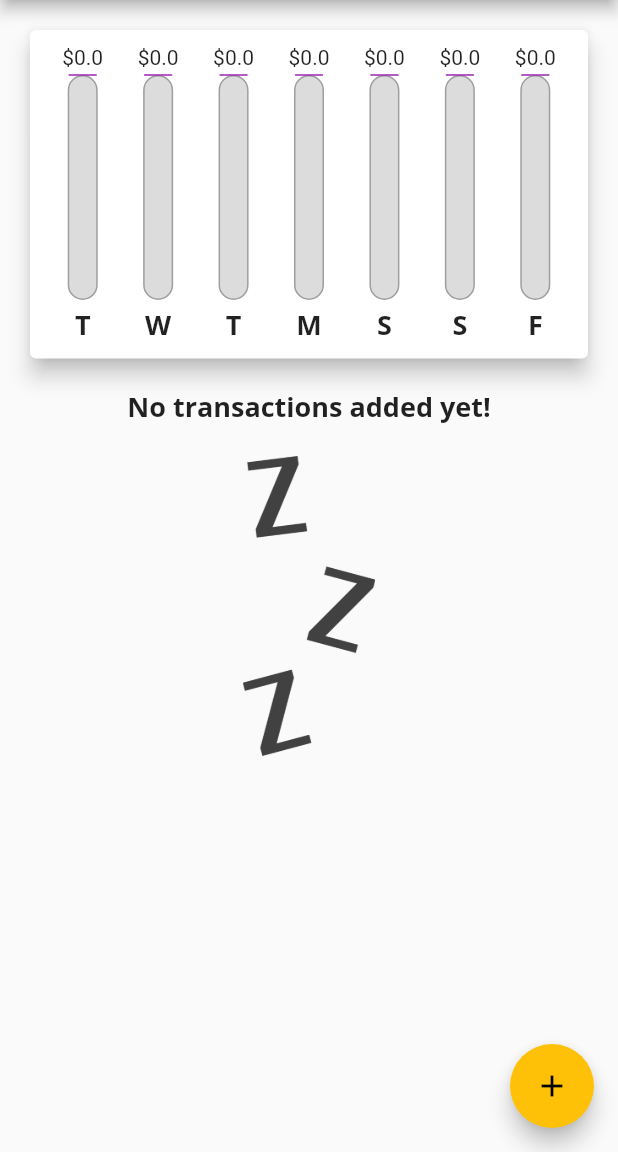
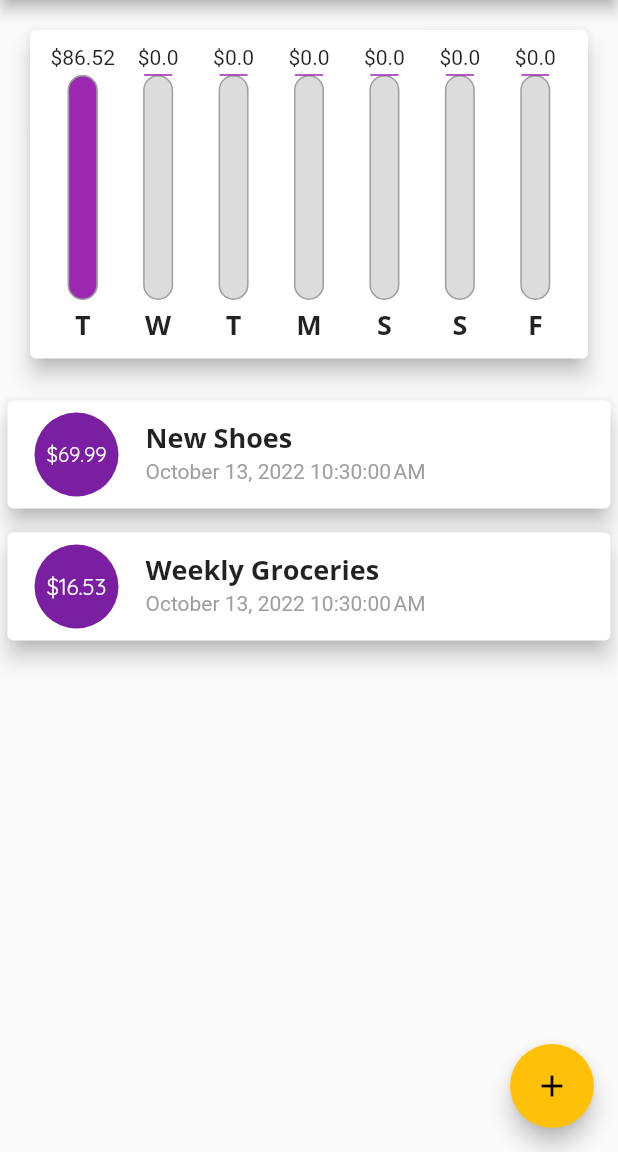
Before and after one commit to Olakunlesalami/personal-expense-tracker, a Flutter app: the screen it shows after launch, on a phone screen of 412 x 824 dp, the part 84-1236 px from its top. Run offline on Flutter 3.47's test engine with Material 2 defaults, Android fonts, the phone set to English and light mode, and no system bars.

Commit message:
replace custom design with list tile in transactions

```diff
--- a/tutorials/expense_tracker/lib/main.dart
+++ b/tutorials/expense_tracker/lib/main.dart
@@ -43,13 +43,13 @@ class MyHomePage extends StatefulWidget {
 
 class _MyHomePageState extends State<MyHomePage> {
   final List<Transaction> _transactions = [
-    // Transaction(
-    //     id: 't1', title: 'New Shoes', amount: 69.99, date: DateTime.now()),
-    // Transaction(
-    //     id: 't2',
-    //     title: 'Weekly Groceries',
-    //     amount: 16.53,
-    //     date: DateTime.now())
+    Transaction(
+        id: 't1', title: 'New Shoes', amount: 69.99, date: DateTime.now()),
+    Transaction(
+        id: 't2',
+        title: 'Weekly Groceries',
+        amount: 16.53,
+        date: DateTime.now())
   ];
 
   List<Transaction> get _recentTransactions {
--- a/tutorials/expense_tracker/lib/widgets/transaction-list.dart
+++ b/tutorials/expense_tracker/lib/widgets/transaction-list.dart
@@ -33,37 +33,61 @@ class TransactionList extends StatelessWidget {
           : ListView.builder(
               itemBuilder: (BuildContext context, index) {
                 return Card(
-                  child: Row(children: [
-                    Container(
-                      margin:
-                          EdgeInsets.symmetric(vertical: 10, horizontal: 15),
-                      decoration: BoxDecoration(
-                          border: Border.all(
-                              color: Theme.of(context).primaryColor, width: 2)),
-                      padding: EdgeInsets.all(5),
+                  margin: EdgeInsets.symmetric(vertical: 8, horizontal: 5),
+                  elevation: 6,
+                  child: ListTile(
+                    leading: CircleAvatar(
+                      radius: 30,
+                      child: Padding(
+                        padding: EdgeInsets.all(10),
+                        child: FittedBox(
                           child: Text(
-                        '\$${transactions[index].amount!.toStringAsFixed(2)}',
-                        style: TextStyle(
-                            fontWeight: FontWeight.bold,
-                            fontSize: 20,
-                            color: Theme.of(context).primaryColor),
+                              '\$${transactions[index].amount!.toStringAsFixed(2)}'),
                         ),
                       ),
-                    Column(
-                      crossAxisAlignment: CrossAxisAlignment.start,
-                      children: [
-                        Text(
+                    ),
+                    title: Text(
                       transactions[index].title!,
                       style: Theme.of(context).textTheme.headline6,
                     ),
-                        Text(
+                    subtitle: Text(
                       DateFormat().format(transactions[index].date!),
                       style: TextStyle(color: Colors.grey),
-                        )
-                      ],
-                    )
-                  ]),
+                    ),
+                  ),
                 );
+                // return Card(
+                //   child: Row(children: [
+                //     Container(
+                //       margin:
+                //           EdgeInsets.symmetric(vertical: 10, horizontal: 15),
+                //       decoration: BoxDecoration(
+                //           border: Border.all(
+                //               color: Theme.of(context).primaryColor, width: 2)),
+                //       padding: EdgeInsets.all(5),
+                //       child: Text(
+                //         '\$${transactions[index].amount!.toStringAsFixed(2)}',
+                //         style: TextStyle(
+                //             fontWeight: FontWeight.bold,
+                //             fontSize: 20,
+                //             color: Theme.of(context).primaryColor),
+                //       ),
+                //     ),
+                //     Column(
+                //       crossAxisAlignment: CrossAxisAlignment.start,
+                //       children: [
+                //         Text(
+                //           transactions[index].title!,
+                //           style: Theme.of(context).textTheme.headline6,
+                //         ),
+                //         Text(
+                //           DateFormat().format(transactions[index].date!),
+                //           style: TextStyle(color: Colors.grey),
+                //         )
+                //       ],
+                //     )
+                //   ]),
+                // );
               },
               itemCount: transactions.length,
             ),
```
Lines whose indentation alone changed are shown as unchanged.
